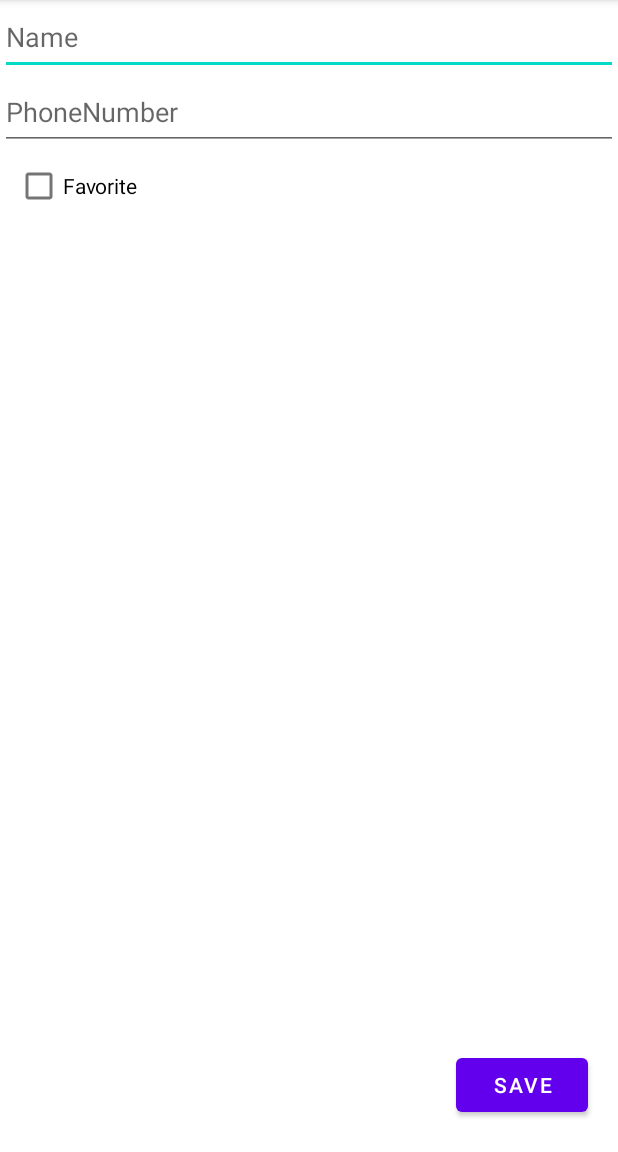
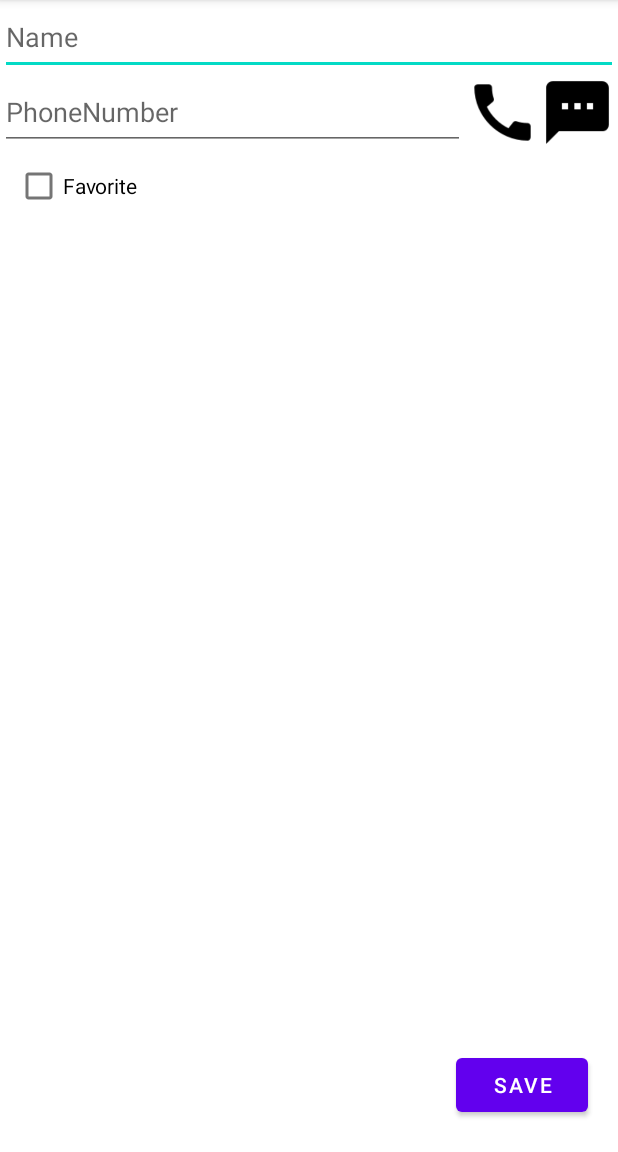
Before and after one commit to Christensenkim/MyFriends, an Android app: the screen it shows after launch (DetailsActivity), after a tap on "Add a Friend", on a phone screen of 412 x 824 dp, the part 84-1236 px from its top. Run offline under Robolectric (Android 15) with nearby library versions, the phone set to English and light mode, and no system bars.

Commit message:
phone/sms

```diff
--- a/app/src/main/AndroidManifest.xml
+++ b/app/src/main/AndroidManifest.xml
@@ -1,6 +1,10 @@
 <?xml version="1.0" encoding="utf-8"?>
 <manifest xmlns:android="http://schemas.android.com/apk/res/android"
     package="com.example.myfriends">
+
+    <uses-permission android:name="android.permission.SEND_SMS"/>
+    <uses-permission android:name="android.permission.INTERNET"/>
+    <uses-permission android:name="android.permission.CALL_PHONE"/>
 
     <application
         android:allowBackup="true"
--- a/app/src/main/java/com/example/myfriends/MainActivity.kt
+++ b/app/src/main/java/com/example/myfriends/MainActivity.kt
@@ -7,12 +7,29 @@ import android.view.ContextMenu
 import android.view.Menu
 import android.view.MenuItem
 import android.view.View
+import android.widget.ArrayAdapter
+import android.widget.ListAdapter
+import android.widget.ListView
 import android.widget.Toast
+import com.example.myfriends.Model.Friends
 
 class MainActivity : AppCompatActivity() {
     override fun onCreate(savedInstanceState: Bundle?) {
         super.onCreate(savedInstanceState)
         setContentView(R.layout.activity_main)
+
+        val friends = Friends
+
+        val friendNames = friends.getAllNames()
+
+        val adapter: ListAdapter = ArrayAdapter(
+                this,
+                android.R.layout.simple_list_item_1, friendNames
+        )
+
+        val listView: ListView = findViewById(R.id.listOfFriends)
+
+        listView.adapter = adapter
     }
 
     override fun onCreateOptionsMenu(menu: Menu?): Boolean {
--- a/app/src/main/res/layout/activity_details.xml
+++ b/app/src/main/res/layout/activity_details.xml
@@ -15,12 +15,28 @@
             android:layout_width="match_parent"
             android:layout_height="50dp"
             android:hint="Name"/>
-        <EditText
-            android:id="@+id/phoneNumber"
-            android:layout_width="match_parent"
-            android:layout_height="50dp"
-            android:layout_below="@+id/personName"
-            android:hint="PhoneNumber"/>
+        <LinearLayout
+            android:layout_width="wrap_content"
+            android:layout_height="wrap_content"
+            android:orientation="horizontal">
+            <EditText
+                android:id="@+id/phoneNumber"
+                android:layout_width="310dp"
+                android:layout_height="50dp"
+                android:layout_below="@+id/personName"
+                android:hint="PhoneNumber"/>
+            <ImageButton
+                android:layout_width="50dp"
+                android:layout_height="match_parent"
+                android:onClick="call"
+                android:background="@drawable/baseline_call_black_48dp"/>
+            <ImageButton
+                android:layout_width="50dp"
+                android:layout_height="match_parent"
+                android:onClick="message"
+                android:background="@drawable/baseline_textsms_black_48dp"/>
+        </LinearLayout>
+
         <CheckBox
             android:id="@+id/isFavorite"
             android:layout_width="wrap_content"
```
Also changed, not shown: app/src/main/java/com/example/myfriends/DetailsActivity.kt (+86 -8 lines), app/src/main/java/com/example/myfriends/Model/Friends.kt (+5 -2 lines), app/src/main/res/drawable-v24/baseline_call_black_48dp.png (added), app/src/main/res/drawable-v24/baseline_textsms_black_48dp.png (added).
